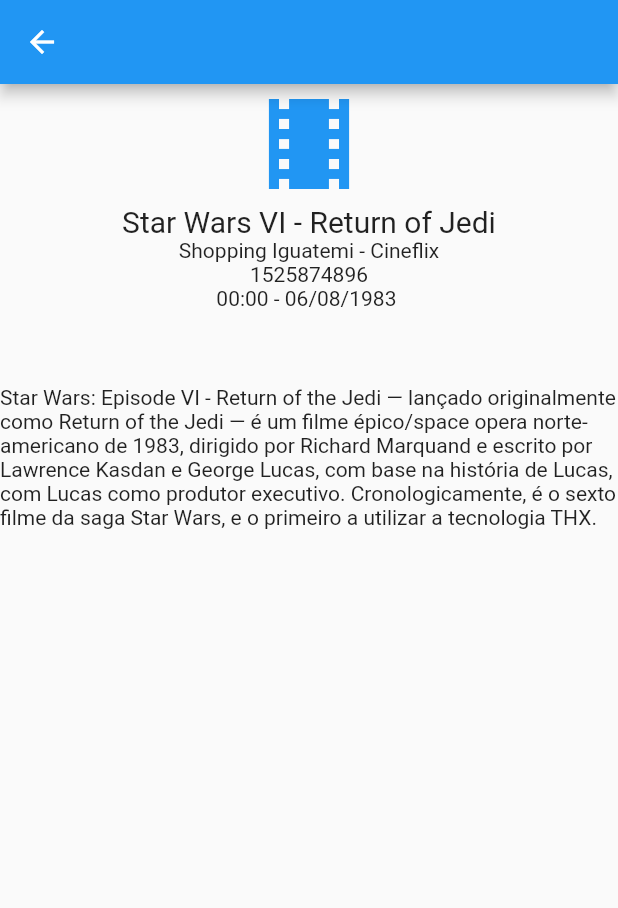
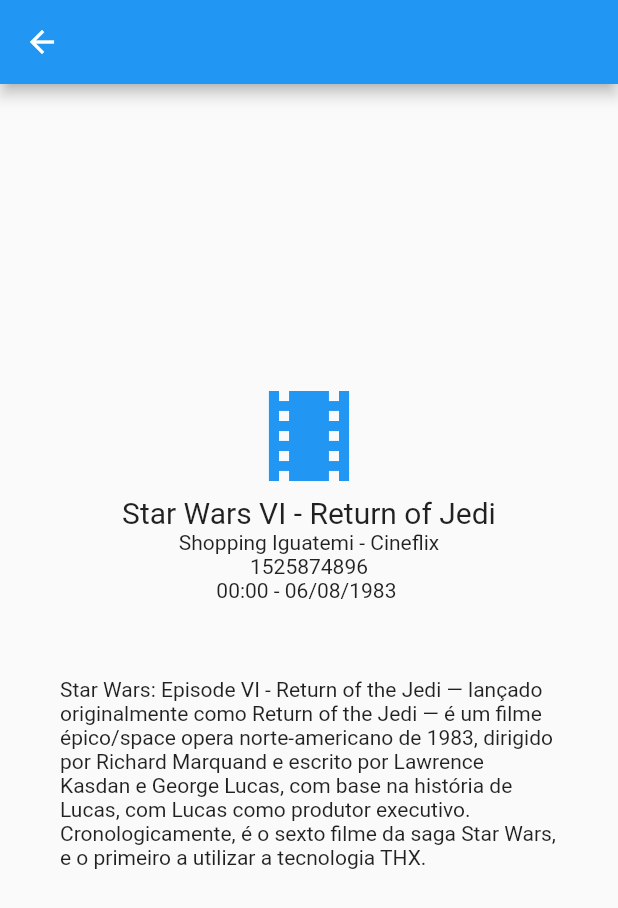
Before and after one commit to Ratanky/agenda_sub_mobile, a Flutter app: the PagEvento2 screen opened directly, on a phone screen of 412 x 824 dp. Shown: the top 908 px of the screen. Run offline on Flutter 3.47's test engine with Material 2 defaults, Android fonts, the phone set to English and light mode, and no system bars.

Commit message:
Navigation pages padding

```diff
--- a/lib/main.dart
+++ b/lib/main.dart
@@ -274,8 +274,9 @@ class PagEvento1 extends StatelessWidget {
     return Scaffold(
       appBar: AppBar(),
       body: Container(
+        padding: EdgeInsets.only(left: 40, right: 40),
         child: Column(
-          crossAxisAlignment: CrossAxisAlignment.stretch,
+          mainAxisAlignment: MainAxisAlignment.center,
           children: [
             Icon(
               Icons.fastfood_rounded,
@@ -310,14 +311,10 @@ class PagEvento2 extends StatelessWidget {
     return Scaffold(
       appBar: AppBar(),
       body: Container(
-        /*decoration: BoxDecoration(
-            image: DecorationImage(
-          image: AssetImage(Event2().image),
-          fit: BoxFit.cover,
-        ),),*/
+        padding: EdgeInsets.only(left: 40, right: 40),
         child: Column(
+          mainAxisAlignment: MainAxisAlignment.center,
           children: [
-            //new Image.asset(Event2().image),
             Icon(
               Icons.local_movies,
               color: Colors.blue,
```
